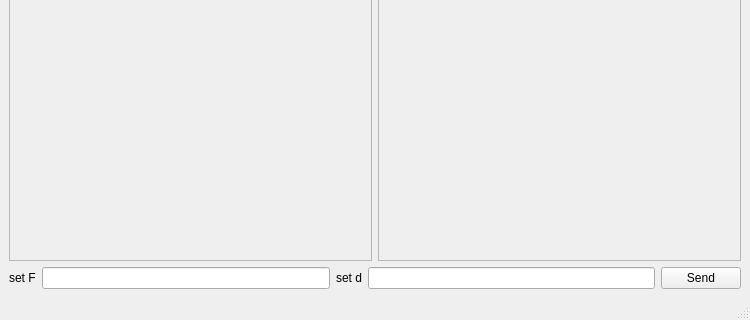
First picture: the form in mainwindow.ui, repository AlbezJelt/DCT2, before the edit; both pictures show x 0 to 750 and y 180 to 500 of the 750 by 500 pixel window.
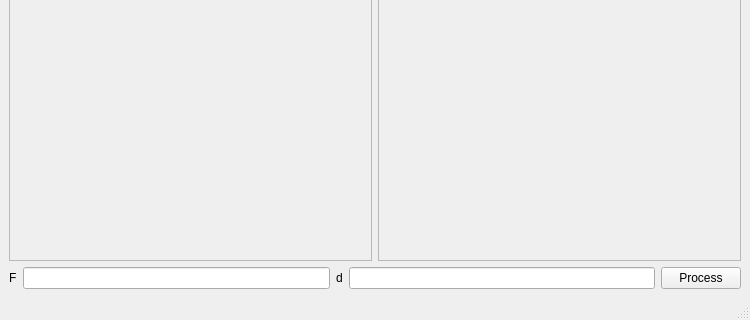
Second picture: the form after the edit. Icons and pictures are not drawn.

Patch:
```diff
--- a/mainwindow.ui
+++ b/mainwindow.ui
@@ -86,7 +86,7 @@
         <item>
          <widget class="QLabel" name="setF">
           <property name="text">
-           <string>set F</string>
+           <string>F</string>
           </property>
          </widget>
         </item>
@@ -96,7 +96,7 @@
         <item>
          <widget class="QLabel" name="setD">
           <property name="text">
-           <string>set d</string>
+           <string>d</string>
           </property>
          </widget>
         </item>
@@ -106,7 +106,7 @@
         <item>
          <widget class="QPushButton" name="parameters">
           <property name="text">
-           <string>Send</string>
+           <string>Process</string>
           </property>
          </widget>
         </item>
```
Left out of the diff: 29 changed lines with no effect on the pictures.
